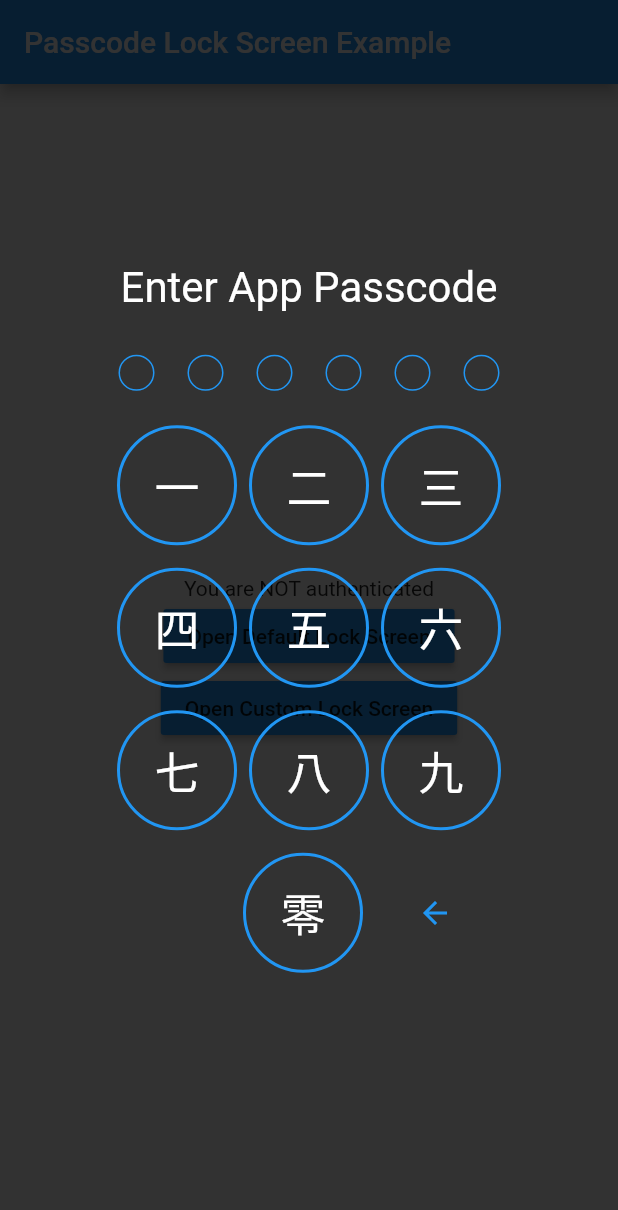
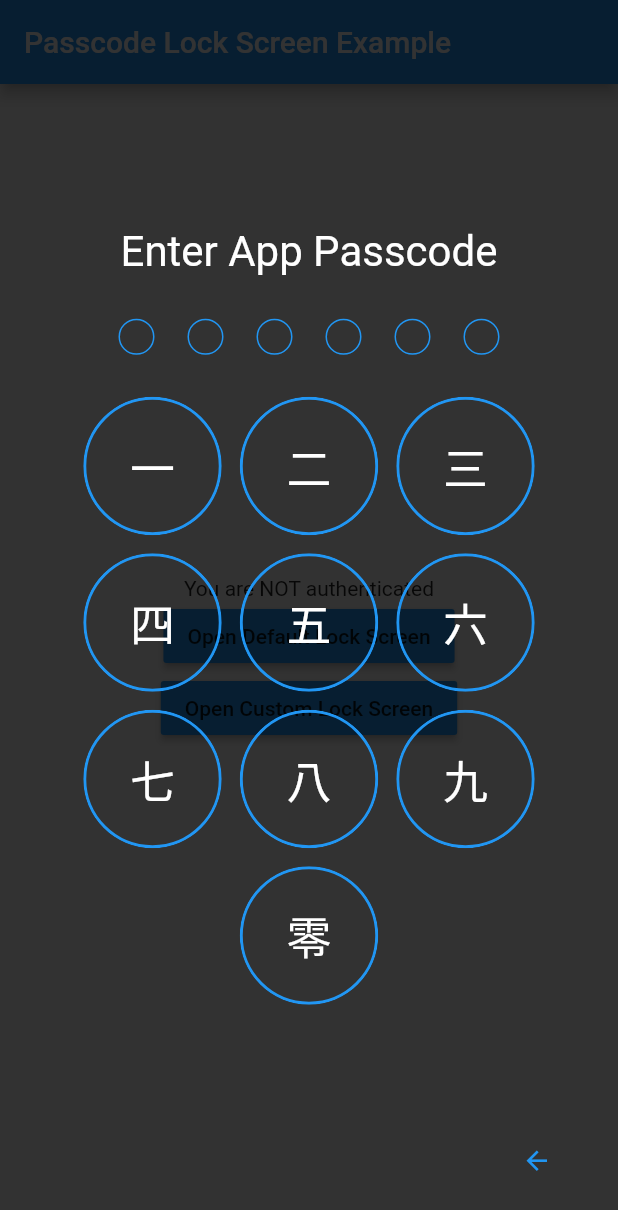
Before and after one commit to xPutnikx/flutter-passcode, a Flutter app: the screen it shows after launch, after a tap on "Open Custom Lock Screen", on a phone screen of 412 x 824 dp. Shown: the top 1210 px of the screen. Run offline on Flutter 3.47's test engine with Material 2 defaults, Android fonts, the phone set to English and light mode, and no system bars.

Commit message:
make keyboard as a grid, support dynamic size for landcape view, move cancel button to the bottom right corner

```diff
--- a/example/lib/main.dart
+++ b/example/lib/main.dart
@@ -69,12 +69,13 @@ class _ExampleHomePageState extends State<ExampleHomePage> {
         },
       );
 
-  _customColorsLockScreenButton(BuildContext context) => MaterialButton(
-        color: Theme.of(context).primaryColor,
-        child: Text('Open Custom Lock Screen'),
-        onPressed: () {
-          _showLockScreen(
-            context,
+  _customColorsLockScreenButton(BuildContext context) {
+    final size = MediaQuery.of(context).size;
+    return MaterialButton(
+      color: Theme.of(context).primaryColor,
+      child: Text('Open Custom Lock Screen'),
+      onPressed: () {
+        _showLockScreen(context,
             opaque: false,
             circleUIConfig: CircleUIConfig(borderColor: Colors.blue, fillColor: Colors.blue, circleSize: 30),
             keyboardUIConfig: KeyboardUIConfig(digitBorderWidth: 2, primaryColor: Colors.blue),
@@ -82,13 +83,17 @@ class _ExampleHomePageState extends State<ExampleHomePage> {
               Icons.arrow_back,
               color: Colors.blue,
             ),
-            digits: ['一', '二', '三', '四', '五', '六', '七', '八', '九', '零']
-          );
-        },
-      );
+            digits: ['一', '二', '三', '四', '五', '六', '七', '八', '九', '零']);
+      },
+    );
+  }
 
   _showLockScreen(BuildContext context,
-      {bool opaque, CircleUIConfig circleUIConfig, KeyboardUIConfig keyboardUIConfig, Widget cancelButton, List<String> digits}) {
+      {bool opaque,
+      CircleUIConfig circleUIConfig,
+      KeyboardUIConfig keyboardUIConfig,
+      Widget cancelButton,
+      List<String> digits}) {
     Navigator.push(
         context,
         PageRouteBuilder(
--- a/lib/circle.dart
+++ b/lib/circle.dart
@@ -1,39 +1,33 @@
 import 'package:flutter/material.dart';
 
+@immutable
 class CircleUIConfig {
   final Color borderColor;
   final Color fillColor;
   final double borderWidth;
   final double circleSize;
-  double extraSize;
 
-  CircleUIConfig(
-      {this.extraSize = 0,
-      this.borderColor = Colors.white,
-      this.borderWidth = 1,
-      this.fillColor = Colors.white,
-      this.circleSize = 20});
+  const CircleUIConfig(
+      {this.borderColor = Colors.white, this.borderWidth = 1, this.fillColor = Colors.white, this.circleSize = 20});
 }
 
 class Circle extends StatelessWidget {
   final bool filled;
   final CircleUIConfig circleUIConfig;
+  double extraSize = 0;
 
-  Circle({Key key, this.filled = false, @required this.circleUIConfig})
-      : super(key: key);
+  Circle({Key key, this.filled = false, @required this.circleUIConfig, this.extraSize = 0}) : super(key: key);
 
   @override
   Widget build(BuildContext context) {
     return Container(
-      margin: EdgeInsets.only(bottom: circleUIConfig.extraSize),
+      margin: EdgeInsets.only(bottom: extraSize),
       width: circleUIConfig.circleSize,
       height: circleUIConfig.circleSize,
       decoration: BoxDecoration(
           color: filled ? circleUIConfig.fillColor : Colors.transparent,
           shape: BoxShape.circle,
-          border: Border.all(
-              color: circleUIConfig.borderColor,
-              width: circleUIConfig.borderWidth)),
+          border: Border.all(color: circleUIConfig.borderColor, width: circleUIConfig.borderWidth)),
     );
   }
 }
--- a/lib/keyboard.dart
+++ b/lib/keyboard.dart
@@ -2,35 +2,34 @@ import 'package:flutter/material.dart';
 
 typedef KeyboardTapCallback = void Function(String text);
 
+@immutable
 class KeyboardUIConfig {
-  final double digitSize;
+  //Digits have a round thin borders, [digitBorderWidth] define their thickness
   final double digitBorderWidth;
   final TextStyle digitTextStyle;
   final TextStyle deleteButtonTextStyle;
   final Color primaryColor;
   final Color digitFillColor;
   final EdgeInsetsGeometry keyboardRowMargin;
-  final EdgeInsetsGeometry deleteButtonMargin;
+  final EdgeInsetsGeometry digitInnerMargin;
+  //Size for the keyboard can be define and provided from the app. If it will not be provided the size will be adjusted to a screen size.
+  final Size keyboardSize;
 
-  KeyboardUIConfig({
-    this.digitSize = 80,
+  const KeyboardUIConfig({
     this.digitBorderWidth = 1,
     this.keyboardRowMargin = const EdgeInsets.only(top: 15, left: 4, right: 4),
+    this.digitInnerMargin = const EdgeInsets.all(24),
     this.primaryColor = Colors.white,
     this.digitFillColor = Colors.transparent,
     this.digitTextStyle = const TextStyle(fontSize: 30, color: Colors.white),
-    this.deleteButtonMargin = const EdgeInsets.only(right: 25, left: 20, top: 15),
     this.deleteButtonTextStyle = const TextStyle(fontSize: 16, color: Colors.white),
+    this.keyboardSize,
   });
 }
 
 class Keyboard extends StatelessWidget {
   final KeyboardUIConfig keyboardUIConfig;
-  final GestureTapCallback onDeleteCancelTap;
   final KeyboardTapCallback onKeyboardTap;
-  final bool shouldShowCancel;
-  final Widget cancelButton;
-  final Widget deleteButton;
 
   //should have a proper order [1...9, 0]
   final List<String> digits;
@@ -38,70 +37,51 @@ class Keyboard extends StatelessWidget {
   Keyboard({
     Key key,
     @required this.keyboardUIConfig,
-    @required this.onDeleteCancelTap,
     @required this.onKeyboardTap,
-    this.shouldShowCancel = true,
-    @required this.cancelButton,
-    @required this.deleteButton,
     this.digits,
   }) : super(key: key);
 
   @override
-  Widget build(BuildContext context) => _buildKeyboard();
+  Widget build(BuildContext context) => _buildKeyboard(context);
 
-  Widget _buildKeyboard() {
+  Widget _buildKeyboard(BuildContext context) {
     List<String> keyboardItems = List.filled(10, '0');
     if (digits == null || digits.isEmpty) {
       keyboardItems = ['1', '2', '3', '4', '5', '6', '7', '8', '9', '0'];
     } else {
       keyboardItems = digits;
     }
-    return Column(
-      mainAxisAlignment: MainAxisAlignment.spaceEvenly,
-      mainAxisSize: MainAxisSize.min,
-      children: <Widget>[
-        Row(
-            mainAxisAlignment: MainAxisAlignment.spaceEvenly,
-            mainAxisSize: MainAxisSize.min,
-            children: keyboardItems.sublist(0, 3).map((e) => _buildKeyboardDigit(e)).toList()),
-        Row(
-            mainAxisAlignment: MainAxisAlignment.spaceEvenly,
-            mainAxisSize: MainAxisSize.min,
-            children: keyboardItems.sublist(3, 6).map((e) => _buildKeyboardDigit(e)).toList()),
-        Row(
-            mainAxisAlignment: MainAxisAlignment.spaceEvenly,
-            mainAxisSize: MainAxisSize.min,
-            children: keyboardItems.sublist(6, 9).map((e) => _buildKeyboardDigit(e)).toList()),
-        Row(
-          mainAxisAlignment: MainAxisAlignment.spaceEvenly,
-          mainAxisSize: MainAxisSize.min,
-          children: <Widget>[
-            Container(
-              width: keyboardUIConfig.digitSize,
-              height: keyboardUIConfig.digitSize,
+    final screenSize = MediaQuery.of(context).size;
+    final keyboardHeight = screenSize.height > screenSize.width ? screenSize.height / 2 : screenSize.height - 80;
+    final keyboardWidth = keyboardHeight * 3 / 4;
+    final keyboardSize = this.keyboardUIConfig.keyboardSize != null
+        ? this.keyboardUIConfig.keyboardSize
+        : Size(keyboardWidth, keyboardHeight);
+    return Container(
+      width: keyboardSize.width,
+      height: keyboardSize.height,
+      margin: EdgeInsets.only(top: 16),
+      child: AlignedGrid(
+        keyboardSize: keyboardSize,
+        children: List.generate(10, (index) {
+          return _buildKeyboardDigit(keyboardItems[index]);
+        }),
       ),
-            _buildKeyboardDigit(keyboardItems[9]),
-            _buildDeleteButton(),
-          ],
-        ),
-      ],
     );
   }
 
   Widget _buildKeyboardDigit(String text) {
     return Container(
-      margin: keyboardUIConfig.keyboardRowMargin,
-      width: keyboardUIConfig.digitSize,
-      height: keyboardUIConfig.digitSize,
+      margin: EdgeInsets.all(4),
       child: ClipOval(
         child: Material(
           color: keyboardUIConfig.digitFillColor,
           child: InkWell(
-            highlightColor: keyboardUIConfig.primaryColor,
             splashColor: keyboardUIConfig.primaryColor.withOpacity(0.4),
             onTap: () {
               onKeyboardTap(text);
             },
+            child: Container(
               child: Center(
                 child: Text(
                   text,
@@ -109,30 +89,10 @@ class Keyboard extends StatelessWidget {
                   semanticsLabel: text,
                 ),
               ),
-          ),
-        ),
-      ),
               decoration: BoxDecoration(
                 shape: BoxShape.circle,
                 border: Border.all(color: keyboardUIConfig.primaryColor, width: keyboardUIConfig.digitBorderWidth),
               ),
-    );
-  }
-
-  Widget _buildDeleteButton() {
-    return Container(
-      margin: keyboardUIConfig.keyboardRowMargin,
-      height: keyboardUIConfig.digitSize,
-      width: keyboardUIConfig.digitSize,
-      child: ClipOval(
-        child: Material(
-          color: keyboardUIConfig.digitFillColor,
-          child: InkWell(
-            highlightColor: keyboardUIConfig.primaryColor,
-            splashColor: keyboardUIConfig.primaryColor.withOpacity(0.4),
-            onTap: onDeleteCancelTap,
-            child: Center(
-              child: shouldShowCancel ? cancelButton : deleteButton,
             ),
           ),
         ),
@@ -140,3 +100,34 @@ class Keyboard extends StatelessWidget {
     );
   }
 }
+
+class AlignedGrid extends StatelessWidget {
+  final double runSpacing = 4;
+  final double spacing = 4;
+  final int listSize;
+  final columns = 3;
+  final List<Widget> children;
+  final Size keyboardSize;
+
+  const AlignedGrid({Key key, @required this.children, @required this.keyboardSize})
+      : listSize = children.length,
+        super(key: key);
+
+  @override
+  Widget build(BuildContext context) {
+    final primarySize = keyboardSize.width > keyboardSize.height ? keyboardSize.height : keyboardSize.width;
+    final itemSize = (primarySize - runSpacing * (columns - 1)) / columns;
+    return Wrap(
+      runSpacing: runSpacing,
+      spacing: spacing,
+      alignment: WrapAlignment.center,
+      children: children
+          .map((item) => Container(
+                width: itemSize,
+                height: itemSize,
+                child: item,
+              ))
+          .toList(growable: false),
+    );
+  }
+}
--- a/lib/passcode_screen.dart
+++ b/lib/passcode_screen.dart
@@ -40,13 +40,15 @@ class PasscodeScreen extends StatefulWidget {
     @required this.deleteButton,
     @required this.shouldTriggerVerification,
     this.isValidCallback,
-    this.circleUIConfig,
-    this.keyboardUIConfig,
+    CircleUIConfig circleUIConfig,
+    KeyboardUIConfig keyboardUIConfig,
     this.bottomWidget,
     this.backgroundColor,
     this.cancelCallback,
     this.digits,
-  }) : super(key: key);
+  })  : circleUIConfig = circleUIConfig == null ? const CircleUIConfig() : circleUIConfig,
+        keyboardUIConfig = keyboardUIConfig == null ? const KeyboardUIConfig() : keyboardUIConfig,
+        super(key: key);
 
   @override
   State<StatefulWidget> createState() => _PasscodeScreenState();
@@ -96,7 +98,10 @@ class _PasscodeScreenState extends State<PasscodeScreen> with SingleTickerProvid
     );
   }
 
-  _buildPortraitPasscodeScreen() => Center(
+  _buildPortraitPasscodeScreen() => Stack(
+        children: [
+          Positioned(
+            child: Center(
               child: Column(
                 mainAxisAlignment: MainAxisAlignment.center,
                 children: <Widget>[
@@ -113,19 +118,31 @@ class _PasscodeScreenState extends State<PasscodeScreen> with SingleTickerProvid
                   widget.bottomWidget != null ? widget.bottomWidget : Container()
                 ],
               ),
+            ),
+          ),
+          Positioned(
+            child: Align(
+              alignment: Alignment.bottomRight,
+              child: _buildDeleteButton(),
+            ),
+          ),
+        ],
       );
 
-  _buildLandscapePasscodeScreen() => Row(
+  _buildLandscapePasscodeScreen() => Stack(
+        children: [
+          Positioned(
+            child: Center(
+              child: Row(
                 mainAxisSize: MainAxisSize.max,
                 mainAxisAlignment: MainAxisAlignment.spaceEvenly,
                 children: [
                   Container(
-            margin: const EdgeInsets.only(top: 30),
                     child: Stack(
                       children: <Widget>[
                         Positioned(
                           child: Align(
-                    alignment: Alignment.topCenter,
+                            alignment: Alignment.center,
                             child: Column(
                               mainAxisSize: MainAxisSize.min,
                               mainAxisAlignment: MainAxisAlignment.center,
@@ -153,26 +170,30 @@ class _PasscodeScreenState extends State<PasscodeScreen> with SingleTickerProvid
                   ),
                   _buildKeyboard(),
                 ],
+              ),
+            ),
+          ),
+          Positioned(
+            child: Align(
+              alignment: Alignment.bottomRight,
+              child: _buildDeleteButton(),
+            ),
+          )
+        ],
       );
 
   _buildKeyboard() => Container(
-    margin: const EdgeInsets.only(left: 40, right: 40),
         child: Keyboard(
-      onDeleteCancelTap: _onDeleteCancelButtonPressed,
           onKeyboardTap: _onKeyboardButtonPressed,
-      shouldShowCancel: enteredPasscode.length == 0,
-      cancelButton: widget.cancelButton,
-      deleteButton: widget.deleteButton,
-      keyboardUIConfig:
-      widget.keyboardUIConfig != null ? widget.keyboardUIConfig : KeyboardUIConfig(digitSize: 60),
+          keyboardUIConfig: widget.keyboardUIConfig,
           digits: widget.digits,
         ),
       );
 
   List<Widget> _buildCircles() {
     var list = <Widget>[];
-    var config = widget.circleUIConfig != null ? widget.circleUIConfig : CircleUIConfig();
-    config.extraSize = animation.value;
+    var config = widget.circleUIConfig;
+    var extraSize = animation.value;
     for (int i = 0; i < widget.passwordDigits; i++) {
       list.add(
         Container(
@@ -180,6 +201,7 @@ class _PasscodeScreenState extends State<PasscodeScreen> with SingleTickerProvid
           child: Circle(
             filled: i < enteredPasscode.length,
             circleUIConfig: config,
+            extraSize: extraSize,
           ),
         ),
       );
@@ -242,4 +264,16 @@ class _PasscodeScreenState extends State<PasscodeScreen> with SingleTickerProvid
       print("You didn't implement validation callback. Please handle a state by yourself then.");
     }
   }
+
+  Widget _buildDeleteButton() {
+    return Container(
+      child: CupertinoButton(
+        onPressed: _onDeleteCancelButtonPressed,
+        child: Container(
+          margin: widget.keyboardUIConfig.digitInnerMargin,
+          child: enteredPasscode.length == 0 ? widget.cancelButton : widget.deleteButton,
+        ),
+      ),
+    );
   }
+}
--- a/pubspec.yaml
+++ b/pubspec.yaml
@@ -1,6 +1,6 @@
 name: passcode_screen
 description: A platform agnostic Flutter package for showing passcode input screen, similar to Native iOS. Screen customizable with a colors, sizes, fonts etc.
-version: 1.1.1
+version: 1.2.0
 homepage: 'https://github.com/xPutnikx/flutter-passcode'
 
 environment:
```
Also changed, not shown: 2 other files. Lines whose indentation alone changed are shown as unchanged.
